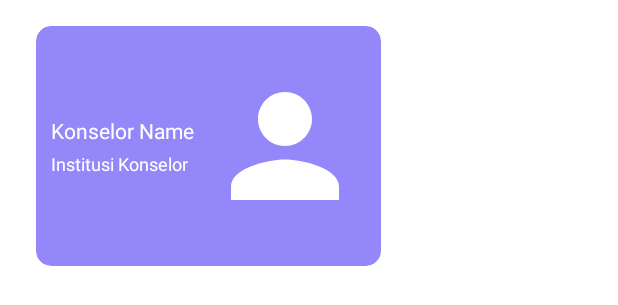
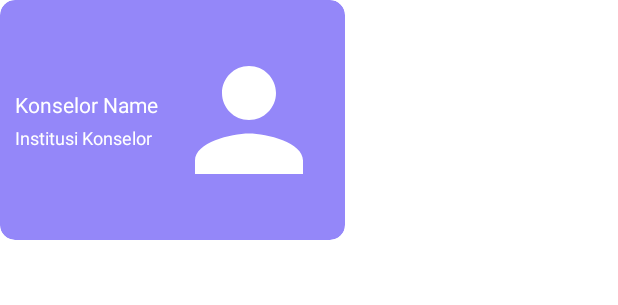
Before and after one commit to AdhimBagas/Konseling--Apps-Report, an Android app: the layout item_list_konselor_home.xml on its own in the app's theme, with its tools: preview values and no code run, on a phone screen of 412 x 824 dp. Shown: the top 305 px of the screen. Run offline under Robolectric (Android 15) with nearby library versions, the phone set to English and light mode, and no system bars; network calls fail; Roboto replaces fonts that are not available here.

Commit message:
Add RecyclerView Horizontal List Konselor in HomeFragment.kt

```diff
--- a/app/src/main/java/com/adhimbagas/finalprojectskripsi/ui/ArticleFragment.kt
+++ b/app/src/main/java/com/adhimbagas/finalprojectskripsi/ui/ArticleFragment.kt
@@ -24,7 +24,7 @@ import org.json.JSONObject
 class ArticleFragment : Fragment(), LifecycleObserver {
 
     private lateinit var binding: FragmentArticleBinding
-  private lateinit var rvArticle: RecyclerView
+    private lateinit var rvArticle: RecyclerView
 
     private lateinit var mAdapters: ArticleNewsAdapters
     override fun onCreateView(inflater: LayoutInflater, container: ViewGroup?,
--- a/app/src/main/res/layout/fragment_home.xml
+++ b/app/src/main/res/layout/fragment_home.xml
@@ -8,7 +8,6 @@
     xmlns:tools="http://schemas.android.com/tools"
     tools:context=".ui.HomeFragment"
     >
-
         <TextView
             android:id="@+id/textView"
             android:layout_width="wrap_content"
@@ -26,9 +25,8 @@
             android:id="@+id/recyclerView2"
             android:layout_width="match_parent"
             android:layout_height="wrap_content"
+            android:layout_marginStart="24dp"
             android:layout_marginTop="8dp"
-            android:scrollbars="horizontal"
-            app:layout_constraintEnd_toEndOf="parent"
             app:layout_constraintStart_toStartOf="parent"
             app:layout_constraintTop_toBottomOf="@+id/textView"
             tools:listitem="@layout/item_list_konselor_home" />
--- a/app/src/main/res/layout/item_list_konselor_home.xml
+++ b/app/src/main/res/layout/item_list_konselor_home.xml
@@ -1,20 +1,20 @@
 <?xml version="1.0" encoding="utf-8"?>
 <androidx.constraintlayout.widget.ConstraintLayout xmlns:android="http://schemas.android.com/apk/res/android"
     xmlns:app="http://schemas.android.com/apk/res-auto"
-    android:layout_width="match_parent"
-    android:layout_height="match_parent">
+    android:layout_width="wrap_content"
+    android:layout_height="wrap_content"
+    android:layout_marginEnd="10dp"
+    >
 
     <androidx.cardview.widget.CardView
         android:id="@+id/cv_konselorHome"
         android:layout_width="230dp"
         android:layout_height="160dp"
-        android:layout_marginStart="24dp"
-        android:layout_marginTop="17dp"
-        android:layout_marginEnd="8dp"
         app:cardBackgroundColor="@color/mainColor"
         app:cardCornerRadius="10dp"
         app:layout_constraintStart_toStartOf="parent"
-        app:layout_constraintTop_toTopOf="parent">
+        app:layout_constraintTop_toTopOf="parent"
+        >
 
         <androidx.constraintlayout.widget.ConstraintLayout
             android:layout_width="match_parent"
```
Also changed, not shown: app/src/main/java/com/adhimbagas/finalprojectskripsi/ui/HomeFragment.kt (+62 -5 lines).
